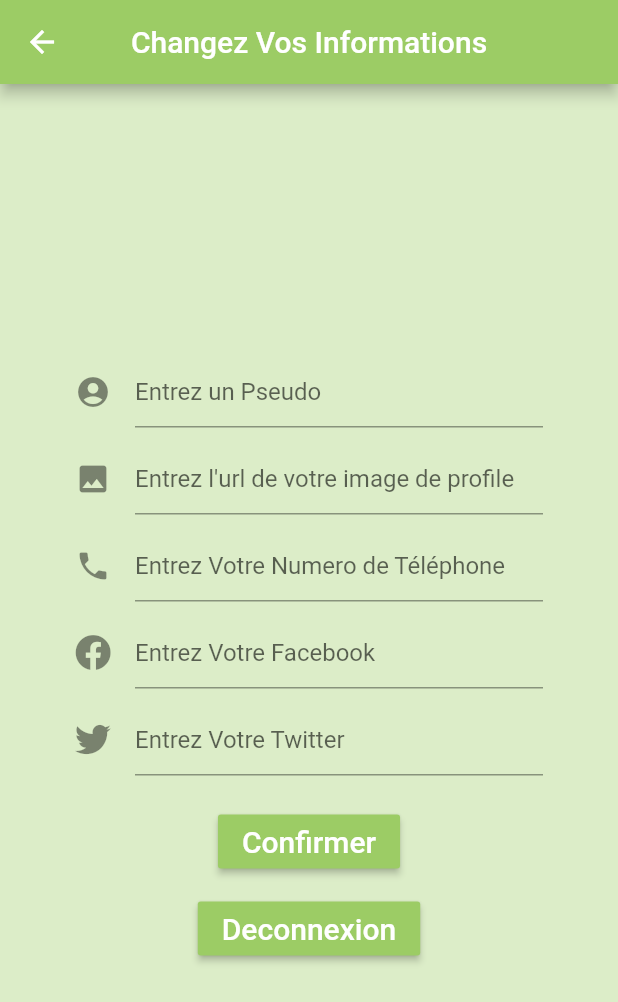
After one commit to Sean-L-Little/fete_science_hackathon, a Flutter app: the EditUser screen opened directly, after a tap on "Confirmer", on a phone screen of 412 x 824 dp. The commit adds this screen. Shown: the top 1002 px of the screen. Run offline on Flutter 3.47's test engine with Material 2 defaults, Android fonts, the phone set to English and light mode, and no system bars; our stand-ins replace cloud_firestore, firebase_auth, firebase_core, flutter_map, font_awesome_flutter, latlong; missing offline and left inert: flutter_map_marker_cluster; accounts and stored records are empty.

Commit message:
Ajouté changement des elements du profile.

```diff
--- /dev/null
+++ b/lib/Screens/EditUser.dart
@@ -0,0 +1,199 @@
+import 'package:fete_science_app/Services/Auth.dart';
+import 'package:firebase_auth/firebase_auth.dart';
+import 'package:flutter/material.dart';
+import 'package:font_awesome_flutter/font_awesome_flutter.dart';
+
+
+class EditUser extends StatefulWidget {
+  EditUser({Key key, this.title, this.user}) : super(key: key);
+  final User user;
+  final String title;
+
+
+  @override
+  _EditUserState createState() => _EditUserState();
+}
+
+class _EditUserState extends State<EditUser> {
+  final Auth _auth = Auth();
+  final _formKey = GlobalKey<FormState>();
+  bool loading=false;
+
+  String url='';
+  String numero='';
+  String pseudo='';
+  String twitter='';
+  String facebook='';
+
+  @override
+  Widget build(BuildContext context) {
+    return Scaffold(
+      backgroundColor: Colors.lightGreen[100],
+      appBar: AppBar(
+        backgroundColor: Colors.lightGreen[400],
+        title: Text('Changez Vos Informations'),
+        centerTitle: true,
+      ),
+      body: Center(
+        child: Container(
+          padding: EdgeInsets.symmetric(vertical: 20.0, horizontal: 50.0),
+          child: Form(
+            key: _formKey,
+            child: Column(
+                mainAxisAlignment: MainAxisAlignment.center,
+                crossAxisAlignment: CrossAxisAlignment.center,
+                children: <Widget>[
+                  TextFormField(
+                    onFieldSubmitted: (_) => FocusScope.of(context).nextFocus(),
+                    onChanged: (val) {
+                      setState(() {
+                        pseudo = val;
+                      });
+                    },
+                    decoration: InputDecoration(
+                        icon: Icon(Icons.account_circle),
+                        hintText: 'Entrez un Pseudo'
+
+                    ),
+                    maxLines: null,
+                    textInputAction: TextInputAction.next,
+                    keyboardType: TextInputType.text,
+
+                  ),
+                  SizedBox(height:10),
+                  TextFormField(
+                      onFieldSubmitted: (_) => FocusScope.of(context).nextFocus(),
+                      onChanged: (val) {
+                        setState(() {
+                          url = val;
+                        });
+                      },
+                      decoration: InputDecoration(
+                          icon: Icon(Icons.image),
+                          hintText: 'Entrez l\'url de votre image de profile'
+
+                      ),
+                      maxLines: 1,
+                      textInputAction: TextInputAction.next,
+                      keyboardType: TextInputType.text,  //Counter intuitive, I know ...
+                      ),
+                  SizedBox(height:10),
+                  TextFormField(
+                    onFieldSubmitted: (_) => FocusScope.of(context).nextFocus(),
+                    onChanged: (val) {
+                      setState(() {
+                        numero = val;
+                      });
+                    },
+                    decoration: InputDecoration(
+                        icon: Icon(Icons.phone),
+                        hintText: 'Entrez Votre Numero de Téléphone'
+
+                    ),
+                    maxLines: 1,
+                    textInputAction: TextInputAction.next,
+                    keyboardType: TextInputType.text,
+                  ),
+                  SizedBox(height:10),
+                  TextFormField(
+
+                    onFieldSubmitted: (_) => FocusScope.of(context).nextFocus(),
+                    onChanged: (val) {
+                      setState(() {
+                        facebook = val;
+                      });
+                    },
+                    decoration: InputDecoration(
+                        icon: Icon(FontAwesomeIcons.facebook),
+                        hintText: 'Entrez Votre Facebook'
+
+                    ),
+                    maxLines: 1,
+                    textInputAction: TextInputAction.next,
+                    keyboardType: TextInputType.text,
+                  ),
+                  SizedBox(height:10),
+                  TextFormField(
+                    onFieldSubmitted: (_) => FocusScope.of(context).nextFocus(),
+                    onChanged: (val) {
+                      setState(() {
+                        twitter = val;
+                      });
+                    },
+                    decoration: InputDecoration(
+                        icon: Icon(FontAwesomeIcons.twitter),
+                        hintText: 'Entrez Votre Twitter'
+
+                    ),
+                    maxLines: 1,
+                    textInputAction: TextInputAction.next,
+                    keyboardType: TextInputType.text,
+                  ),
+                  SizedBox(height:10),
+                  Container(
+                    padding: EdgeInsets.symmetric(vertical: 10.0),
+                    child: RaisedButton(
+                      child: Text('Confirmer',
+                        style: TextStyle(
+                          color: Colors.white,
+                          fontSize: 20.0,
+                        ),
+                      ),
+                      color: Colors.lightGreen[400],
+                      onPressed: () async {
+                        editAcc();
+                        //Navigator.pop(context);
+                      },
+                    ),
+                  ),
+                  RaisedButton(
+                    child: Text('Deconnexion',
+                      style: TextStyle(
+                        color: Colors.white,
+                        fontSize: 20.0,
+                      ),),
+                    color: Colors.lightGreen[400],
+                    onPressed: () async {
+                      _auth.signOut();
+                    },
+                  ),
+                ]),
+          ),
+        ),
+      ),
+    );
+  }
+
+  void editAcc() async {
+    if (_formKey.currentState.validate()) {
+      setState(() {
+        loading = true;
+      });
+      try {
+        if(url != ""){
+          await _auth.changeURL(url);
+        }
+        if(pseudo != ""){
+          await _auth.changeDisplayName(pseudo);
+        }
+        if(numero != ""){
+          await _auth.changePhoneNumber(numero);
+        }
+        if(twitter!=""){
+          await _auth.changeTwitter(twitter);
+        }
+        if(facebook!=""){
+          await _auth.changeFacebook(facebook);
+        }
+        setState(() {
+          loading=false;
+        });
+      } on Exception catch(e){
+        setState(() {
+          print(e.toString());
+          loading=false;
+        });
+      }
+    }
+  }
+}
--- a/lib/Screens/Login.dart
+++ b/lib/Screens/Login.dart
@@ -80,7 +80,7 @@ class _LoginState extends State<Login> {
                   Container(
                     padding: EdgeInsets.all(20.0),
                     child: RaisedButton(
-                      child: Text('Sign In',
+                      child: Text('Connexion',
                         style: TextStyle(
                           color: Colors.white,
                           fontSize: 20.0,
@@ -103,7 +103,7 @@ class _LoginState extends State<Login> {
                         );
                       },
                       child: Text(
-                        "Create a new account",
+                        "Créez un compte",
                         style: TextStyle(
                           fontSize: 18.0,
                         ),
--- a/lib/Services/Database.dart
+++ b/lib/Services/Database.dart
@@ -12,6 +12,49 @@ class Database{
   }
 
   Stream<QuerySnapshot> getEvenementsStream(){
-    return  evenementsGrosseCollection.snapshots();
+    return evenementsGrosseCollection.snapshots();
+  }
+
+  Future changeURL(uid, url) async{
+    return usersCollection.doc(uid).update({
+      'photoURL': url,
+    }).then((value) => print("User Updated ;)")).catchError((error) => print("Error Updating User :c "+error));
+  }
+
+  Future changeDisplayName(uid, pseudo) async{
+    return usersCollection.doc(uid).update({
+      'displayName': pseudo,
+    }).then((value) => print("User Updated ;)")).catchError((error) => print("Error Updating User :c "+error));
+  }
+
+  Future changePhoneNumber(uid, number) async{
+    return usersCollection.doc(uid).update({
+      'phoneNumber': number,
+    }).then((value) => print("User Updated ;)")).catchError((error) => print("Error Updating User :c "+error));
+  }
+
+  Future changeFacebook(uid, fb) async{
+    return usersCollection.doc(uid).update({
+      'facebook': fb,
+    }).then((value) => print("User Updated ;)")).catchError((error) => print("Error Updating User :c "+error));
+  }
+
+  Future changeTwitter(uid, twit) async{
+    return usersCollection.doc(uid).update({
+      'twitter': twit,
+    }).then((value) => print("User Updated ;)")).catchError((error) => print("Error Updating User :c "+error));
+  }
+
+
+  Future addUser(uid,organisateur) async{
+    return usersCollection.doc(uid).set({
+      'organisateur':organisateur,
+      'displayName':'',
+      'photoURL':'',
+      'phoneNumber':'',
+      'facebook':'',
+      'twitter': '',
+      'parcours':[]
+    }).then((value) => print("User Created ;)")).catchError((error) => print("Error Creating User :c "+error));
   }
 }
--- a/pubspec.yaml
+++ b/pubspec.yaml
@@ -28,6 +28,7 @@ dependencies:
   cloud_firestore: ^0.14.3+1
   provider: ^4.3.2+2
   flutter_map: ^0.10.1+1
+  font_awesome_flutter: ^8.10.0
   latlong: ^0.6.1
   flutter_map_marker_cluster: ^0.3.1
 
```
Also changed, not shown: lib/Screens/Register.dart (+19 -5 lines), pubspec.lock.
